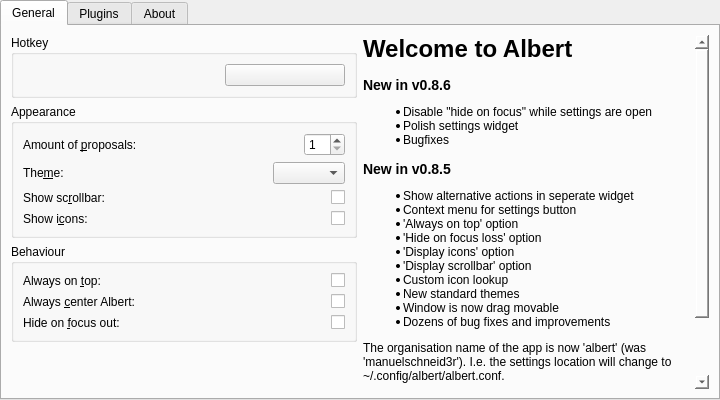
Before: the Qt Designer form src/application/settingswidget/settingswidget.ui in albertlauncher/albert, drawn with Qt 5.
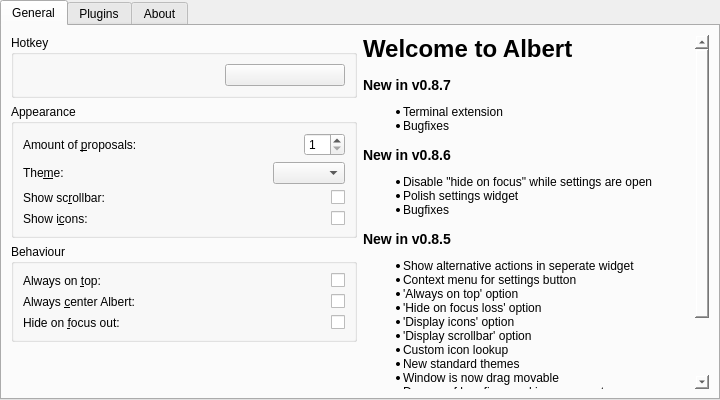
After: the same form once the commit is applied. Icons and pictures are not drawn. Custom widgets are drawn as their Qt base class.

```diff
--- a/src/application/settingswidget/settingswidget.ui
+++ b/src/application/settingswidget/settingswidget.ui
@@ -393,6 +393,12 @@
 &lt;body&gt;
 &lt;h1&gt;Welcome to Albert&lt;/h1&gt;
 
+&lt;h3&gt;New in v0.8.7&lt;/h3&gt;
+&lt;ul&gt;
+&lt;li&gt;Terminal extension&lt;/li&gt;
+&lt;li&gt;Bugfixes&lt;/li&gt;
+&lt;/ul&gt;
+
 &lt;h3&gt;New in v0.8.6&lt;/h3&gt;
 &lt;ul&gt;
 &lt;li&gt;Disable &quot;hide on focus&quot; while settings are open&lt;/li&gt;
```
